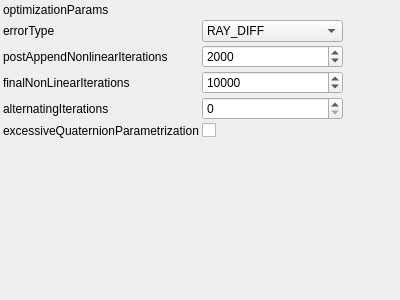
Qt form utils/corestructs/coreWidgets/iterativeReconstructionNonlinearOptimizationParamsWrapperControlWidget.ui (NickPenkrat/corecvs) before a commit.
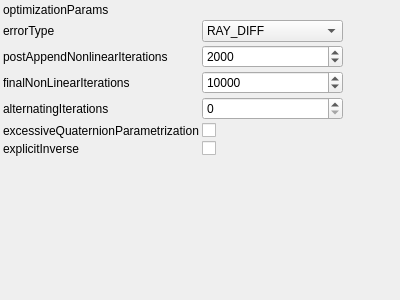
The same form after that commit. Custom widgets are drawn as their Qt base class.

Diff of the .ui file:
```diff
--- a/utils/corestructs/coreWidgets/iterativeReconstructionNonlinearOptimizationParamsWrapperControlWidget.ui
+++ b/utils/corestructs/coreWidgets/iterativeReconstructionNonlinearOptimizationParamsWrapperControlWidget.ui
@@ -166,7 +166,24 @@
        </property>
      </widget>
     </item>
-   <item row="6" column="0">
+    <item row="6" column="0">
+     <widget class="QLabel" name="label_6">
+       <property name="text">
+         <string>explicitInverse</string>
+       </property>
+     </widget>
+    </item>
+    <item row="6" column="1">
+     <widget class="QCheckBox" name="explicitInverseCheckBox">
+       <property name="toolTip">
+         <string>Explisit inverse in Schur complement solving</string>
+       </property>
+       <property name="checked">
+           <bool>0</bool>
+       </property>
+     </widget>
+    </item>
+   <item row="7" column="0">
     <spacer name="verticalSpacer">
      <property name="orientation">
       <enum>Qt::Vertical</enum>
@@ -179,7 +196,7 @@
      </property>
     </spacer>
    </item>
-   <item row="6" column="2">
+   <item row="7" column="2">
     <spacer name="horizontalSpacer">
      <property name="orientation">
       <enum>Qt::Horizontal</enum>
```
Left out of the diff: 6 changed lines with no effect on the pictures.
